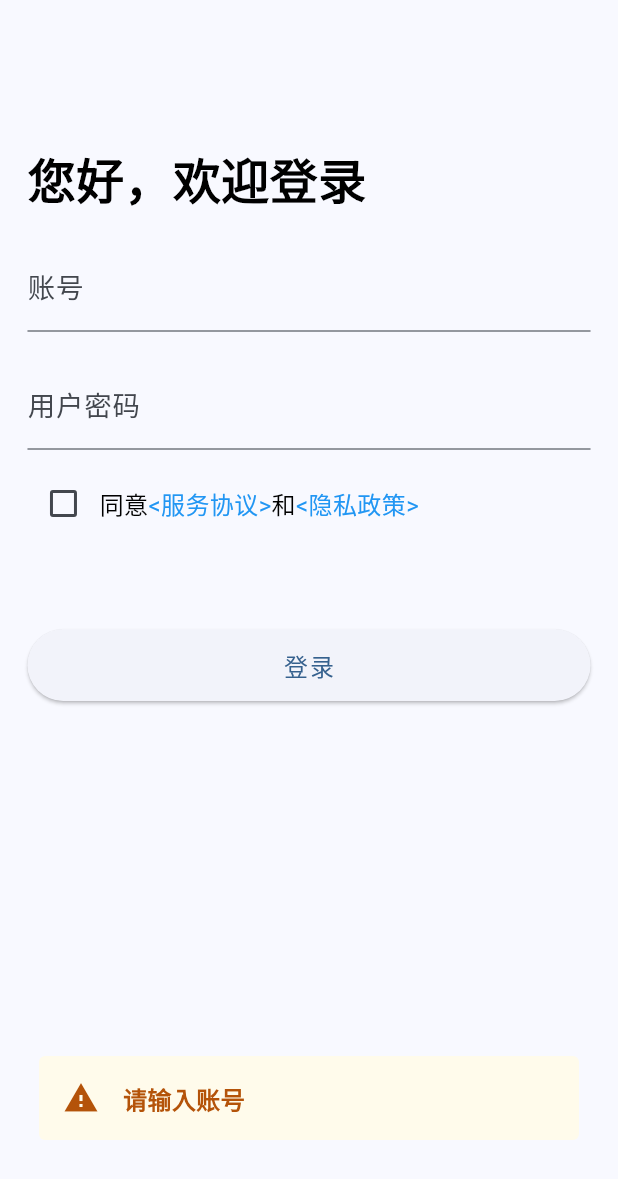
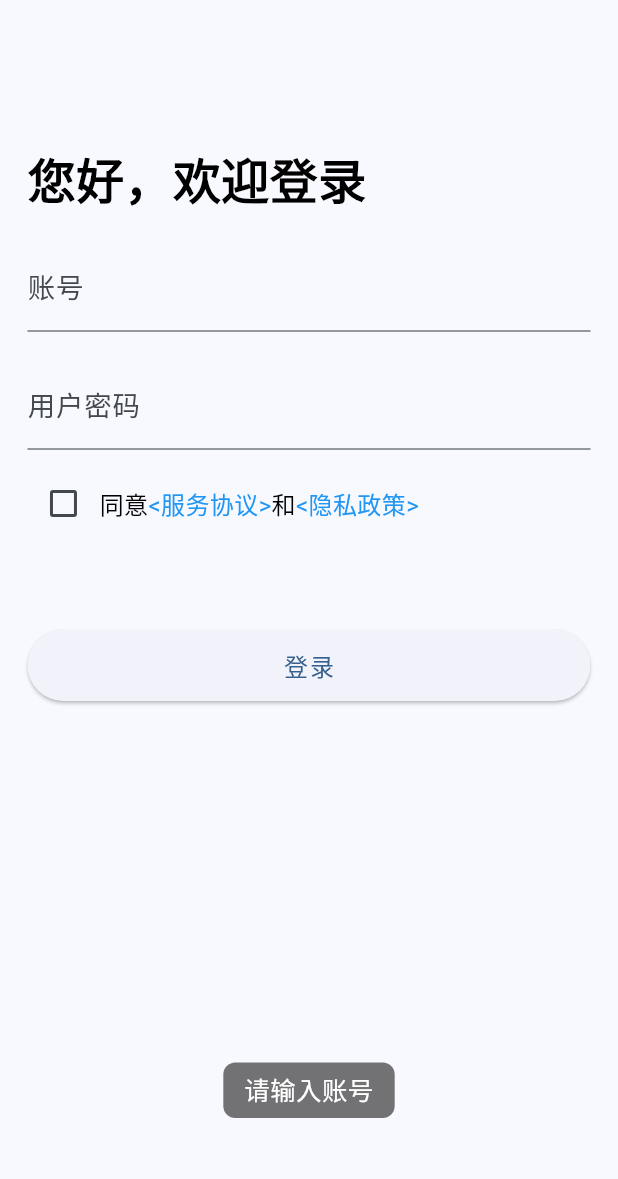
Before and after one commit to Cherrlot/digital_train, a Flutter app: the screen it shows after launch, after a tap on "登录", on a phone screen of 412 x 824 dp. Shown: the top 1179 px of the screen. Run offline on Flutter 3.47's test engine with Material 2 defaults, Android fonts, the phone set to English and light mode, and no system bars; our stand-ins replace bot_toast, flutter_screenutil, shared_preferences; missing offline and left inert: flutter_nb_net.

Commit message:
更换toast 更换网络请求库

```diff
--- a/lib/main.dart
+++ b/lib/main.dart
@@ -2,6 +2,7 @@ import 'package:flutter/material.dart';
 import 'package:flutter_screenutil/flutter_screenutil.dart';
 import 'routes/on_generate_route.dart';
 import 'routes/routes_data.dart';
+import 'package:bot_toast/bot_toast.dart';
 
 void main() {
   runApp(const MyApp());
@@ -20,6 +21,8 @@ class MyApp extends StatelessWidget {
         builder: (context, child) {
           return MaterialApp(
             debugShowCheckedModeBanner: false,
+            builder: BotToastInit(), //1.调用BotToastInit
+            navigatorObservers: [BotToastNavigatorObserver()], //2.注册路由观察者
             theme: ThemeData(
               colorScheme: ColorScheme.fromSeed(seedColor: Colors.blue),
               useMaterial3: true,
--- a/lib/model/login_entity.dart
+++ b/lib/model/login_entity.dart
@@ -7,9 +7,8 @@ export 'package:digital_train/generated/json/login_entity.g.dart';
 
 @JsonSerializable()
 class LoginEntity extends BaseNetModel {
-	late String accessToken;
-	late int accessExpire;
-	late int refreshAfter;
+	late String token;
+	late String authId;
 
 	LoginEntity();
 
--- a/lib/net/my_http_decoder.dart
+++ b/lib/net/my_http_decoder.dart
@@ -16,7 +16,7 @@ class MyHttpDecoder extends NetDecoder {
     var errorCode = response.data['code'];
 
     /// 请求成功
-    if (errorCode == 200) {
+    if (errorCode == 0) {
       var data = response.data['data'];
       if (decodeType is BaseNetModel) {
         if (data is List) {
@@ -31,7 +31,7 @@ class MyHttpDecoder extends NetDecoder {
         return data as K;
       }
     } else {
-      var errorMsg = response.data['messages'];
+      var errorMsg = response.data['message'];
       throw NetException(errorMsg, errorCode);
     }
   }
--- a/lib/net/net_util.dart
+++ b/lib/net/net_util.dart
@@ -1,3 +1,6 @@
+import 'dart:convert';
+
+import 'package:bot_toast/bot_toast.dart';
 import 'package:flutter_nb_net/flutter_net.dart';
 
 import 'my_http_decoder.dart';
@@ -15,6 +18,15 @@ class NetDioUtil {
         //  超时时间
         .setConnectTimeout(const Duration(milliseconds: 15000))
         .setReceiveTimeout(const Duration(milliseconds: 15000))
+        .addInterceptor(InterceptorsWrapper(
+          onError: (e, handler) {
+            var errorCode = e.response?.statusCode ?? -1;
+            var errorData = jsonDecode(e.response?.data);
+            var errorMsg = errorData['message'];
+            BotToast.showText(text:"$errorMsg errorCode: $errorCode");
+            handler.next(e);
+          },
+        ))
         // 允许打印log，默认未 true
         .enableLogger(true)
         .create();
@@ -29,6 +41,15 @@ class NetDioUtil {
         //  超时时间
         .setConnectTimeout(const Duration(milliseconds: 15000))
         .setReceiveTimeout(const Duration(milliseconds: 15000))
+        .addInterceptor(InterceptorsWrapper(
+          onError: (e, handler) {
+            var errorCode = e.response?.statusCode ?? -1;
+            var errorData = jsonDecode(e.response?.data);
+            var errorMsg = errorData['message'];
+            BotToast.showText(text:"$errorMsg errorCode: $errorCode");
+            handler.next(e);
+          },
+        ))
         // 允许打印log，默认未 true
         .enableLogger(true)
         .create();
--- a/lib/net/url_cons.dart
+++ b/lib/net/url_cons.dart
@@ -1,11 +1,11 @@
 // 定义所有接口请求url链接。。。
-const baseUrl = "http://192.168.0.87:8080/";
-// const baseUrl = "http://47.115.211.194:7000/";
+// const baseUrl = "http://192.168.0.87:8080/";
+const baseUrl = "http://47.115.211.194:8000/";
 
 const serviceUrl = {
   ///登录接口
-  // 'app_login': 'login/',
-  'app_login': 'api/web/login/houseOperateApp',
+  'app_login': 'api/member/auth/get',
+  // 'app_login': 'api/web/login/houseOperateApp',
 
 
 };
--- a/lib/pages/LoginPage.dart
+++ b/lib/pages/LoginPage.dart
@@ -1,15 +1,12 @@
-import 'dart:convert';
-
+import 'package:bot_toast/bot_toast.dart';
 import 'package:flutter/gestures.dart';
 import 'package:flutter/material.dart';
 import 'package:flutter_nb_net/flutter_net.dart';
 import 'package:flutter_screenutil/flutter_screenutil.dart';
-import 'package:fluttertoast/fluttertoast.dart';
-import 'package:crypto/crypto.dart';
+
 import '../model/login_entity.dart';
 import '../net/net_util.dart';
 import '../net/url_cons.dart';
-import '../util/ToastNotification.dart';
 import '../util/constant.dart';
 import '../util/sp_util.dart';
 
@@ -21,9 +18,6 @@ class LoginPage extends StatefulWidget {
 }
 
 class _LoginPageState extends State<LoginPage> {
-  final FToast ftoast = FToast();
-  late ToastNotification toast;
-
   late VoidCallback _buttonCallback;
   late TextEditingController accountController;
   late TextEditingController pwdController;
@@ -32,7 +26,6 @@ class _LoginPageState extends State<LoginPage> {
   @override
   void initState() {
     super.initState();
-    toast = ToastNotification(ftoast.init(context));
 
     _buttonCallback = () {
       setState(() {
@@ -54,27 +47,30 @@ class _LoginPageState extends State<LoginPage> {
     String account = accountController.value.text;
     String pwd = pwdController.value.text;
     if (account.isEmpty) {
-      toast.warn('请输入账号');
+      BotToast.showText(text: '请输入账号');
       return;
     }
     if (pwd.isEmpty) {
-      toast.warn('请输入密码');
+      BotToast.showText(text: '请输入密码');
       return;
     }
     if (!checked) {
-      toast.warn('请同意用户协议和隐私政策');
+      BotToast.showText(text: '请同意用户协议和隐私政策');
       return;
     }
+
+    /// 登录
+    var cancel = BotToast.showLoading();
     await SpUtil.getInstance();
     var appResponse = await post<LoginEntity, LoginEntity>(serviceUrl['app_login']!,
-        decodeType: LoginEntity(),
-        data: {"identifier": account, "credential": md5.convert(utf8.encode(pwd)).toString(), "loginType": "password"});
+        decodeType: LoginEntity(), data: {"identifier": account, "credential": pwd});
     appResponse.when(success: (LoginEntity model) {
-      var token = model.accessToken;
+      var token = model.token;
       NetDioUtil.initOptionWithToken(token);
       SpUtil.setString(Constants.token, token);
+      cancel();
     }, failure: (String msg, int code) {
-      toast.warn('登录失败，$msg/code=$code');
+      cancel();
     });
   }
 
--- a/lib/util/ToastNotification.dart
+++ /dev/null
@@ -1,104 +0,0 @@
-import 'package:flutter/material.dart';
-import 'package:fluttertoast/fluttertoast.dart';
-
-import 'constant.dart';
-
-enum ToastType {
-  info,
-  error,
-  success,
-  warn,
-}
-
-class ToastsColorProps {
-  final Color textColor;
-  final Color backgroundColor;
-  ToastsColorProps(this.textColor, this.backgroundColor);
-}
-
-class ToastNotification {
-  final FToast toast;
-
-  ToastNotification(this.toast);
-
-  /// Return text and background color for toasts type
-  ToastsColorProps _getToastColor(ToastType type) {
-    if (type == ToastType.success) {
-      return new ToastsColorProps(
-        Constants.successTextColor,
-        Constants.successBgColor,
-      );
-    } else if (type == ToastType.error) {
-      return new ToastsColorProps(
-          Constants.errorTextColor, Constants.errorBgColor);
-    } else if (type == ToastType.warn) {
-      return new ToastsColorProps(
-          Constants.warnTextColor, Constants.warnBgColor);
-    } else {
-      return new ToastsColorProps(
-          Constants.infoTextColor, Constants.infoBgColor);
-    }
-  }
-
-  /// Display the toast on the overlay
-  void _showToast(ToastType type, String content, IconData icon) {
-    toast.showToast(
-      child: _buildToast(type, content, icon),
-      gravity: ToastGravity.BOTTOM,
-    );
-  }
-
-  /// Display Success toast
-  void success(String content) {
-    _showToast(ToastType.success, content, Icons.check);
-  }
-
-  /// Display Error toast
-  void error(String content) {
-    _showToast(ToastType.error, content, Icons.error);
-  }
-
-  /// Display Info toast
-  void info(String content) {
-    _showToast(ToastType.info, content, Icons.info);
-  }
-
-  /// Display Warning toast
-  void warn(String content) {
-    _showToast(ToastType.warn, content, Icons.warning);
-  }
-
-  /// Construct the toast notification Widget structure
-  Widget _buildToast(
-      ToastType type,
-      String content,
-      IconData icon,
-      ) =>
-      ConstrainedBox(
-        constraints: BoxConstraints(maxHeight: 560, maxWidth: 360),
-        child: Container(
-          padding: EdgeInsets.symmetric(horizontal: 16, vertical: 16),
-          decoration: BoxDecoration(
-            borderRadius: BorderRadius.circular(4),
-            color: _getToastColor(type).backgroundColor,
-          ),
-          child: Row(
-            crossAxisAlignment: CrossAxisAlignment.start,
-            children: [
-              Icon(icon, color: _getToastColor(type).textColor),
-              SizedBox(width: 16),
-              Flexible(
-                child: Text(
-                  content,
-                  style: TextStyle(
-                    color: _getToastColor(type).textColor,
-                    fontSize: 16,
-                    fontWeight: FontWeight.w600,
-                  ),
-                ),
-              ),
-            ],
-          ),
-        ),
-      );
-}
--- a/pubspec.yaml
+++ b/pubspec.yaml
@@ -52,9 +52,9 @@ dependencies:
   uuid: ^4.1.0
   shared_preferences: ^2.2.2
 #  http: ^1.1.0
-  fluttertoast: ^8.2.2
   flutter_nb_net: ^2.0.2
   crypto: ^3.0.3
+  bot_toast: ^4.1.3
 
 
 dev_dependencies:
```
Also changed, not shown: lib/model/login_model.dart (deleted, +0 -18 lines), lib/generated/json/login_entity.g.dart, pubspec.lock.
